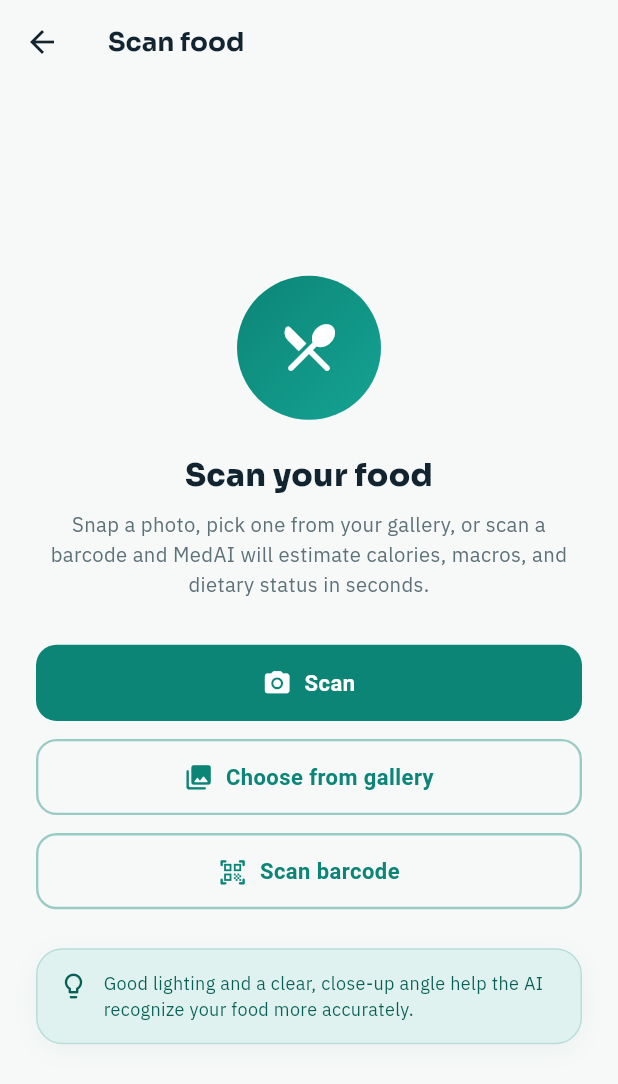
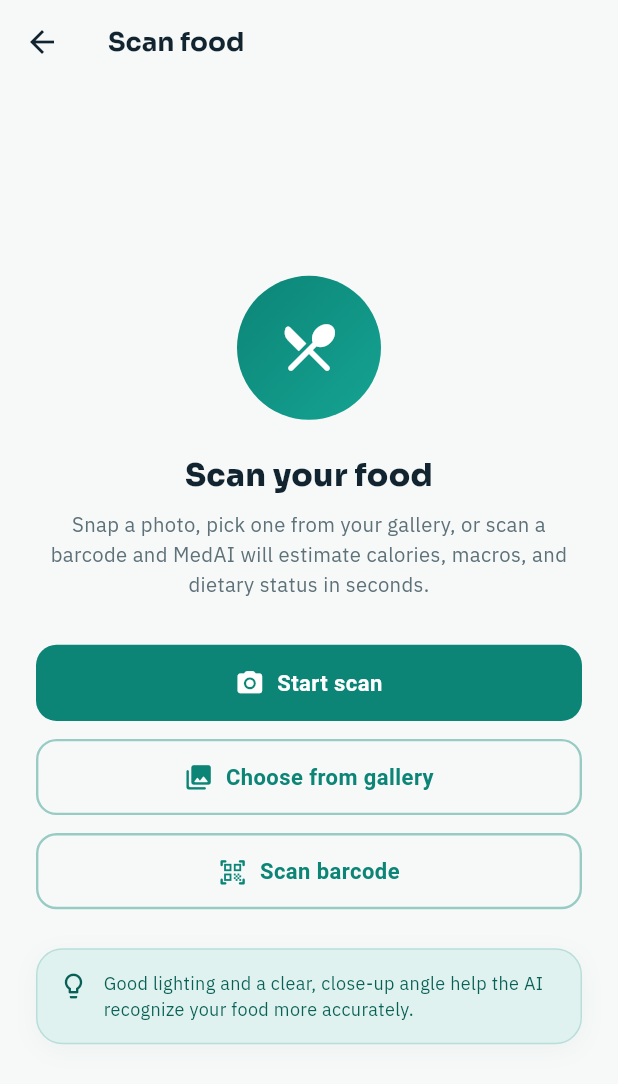
Before and after one commit to Hsweeer/medisense, a Flutter app: the FoodScannerScreen screen opened directly, on a phone screen of 412 x 824 dp. Shown: the top 1084 px of the screen. Run offline on Flutter 3.47's test engine with Material 3 defaults, Android fonts, the phone set to English and light mode, and no system bars; our stand-ins replace audioplayers, camera, cloud_firestore, cloud_functions, file_picker, firebase_auth and 20 more; missing offline and left inert: android_intent_plus, contacts_service_plus, cunning_document_scanner, flutter_overlay_window, google_mlkit_face_detection, mobile_scanner and 1 more; accounts and stored records are empty; network calls fail.

Commit message:
Refactor: change scanner button labels to 'Start scan' for consistency

```diff
--- a/lib/features/food_scanner/screens/food_scanner_screen.dart
+++ b/lib/features/food_scanner/screens/food_scanner_screen.dart
@@ -296,7 +296,7 @@ class _FoodScannerScreenState extends State<FoodScannerScreen> {
                         ),
                         const SizedBox(height: 30),
                         PrimaryButton(
-                          label: 'Scan',
+                          label: 'Start scan',
                           icon: Icons.camera_alt_rounded,
                           onPressed: () async {
                             final photo = await Navigator.of(context)
--- a/lib/features/prescription/prescription_scanner_screen.dart
+++ b/lib/features/prescription/prescription_scanner_screen.dart
@@ -229,7 +229,7 @@ class _IntroView extends StatelessWidget {
             ],
             SizedBox(height: 26.h),
             PrimaryButton(
-              label: 'Scan',
+              label: 'Start scan',
               icon: Icons.camera_alt_rounded,
               onPressed: () => onCapture(ImageSource.camera),
             ),
```
